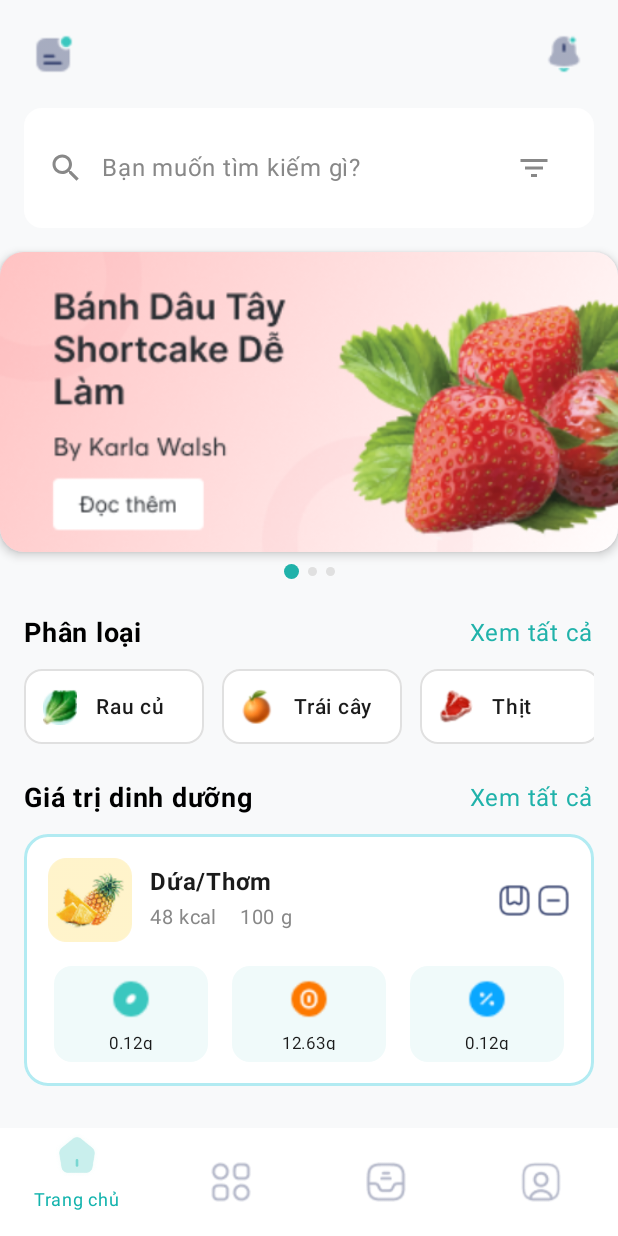
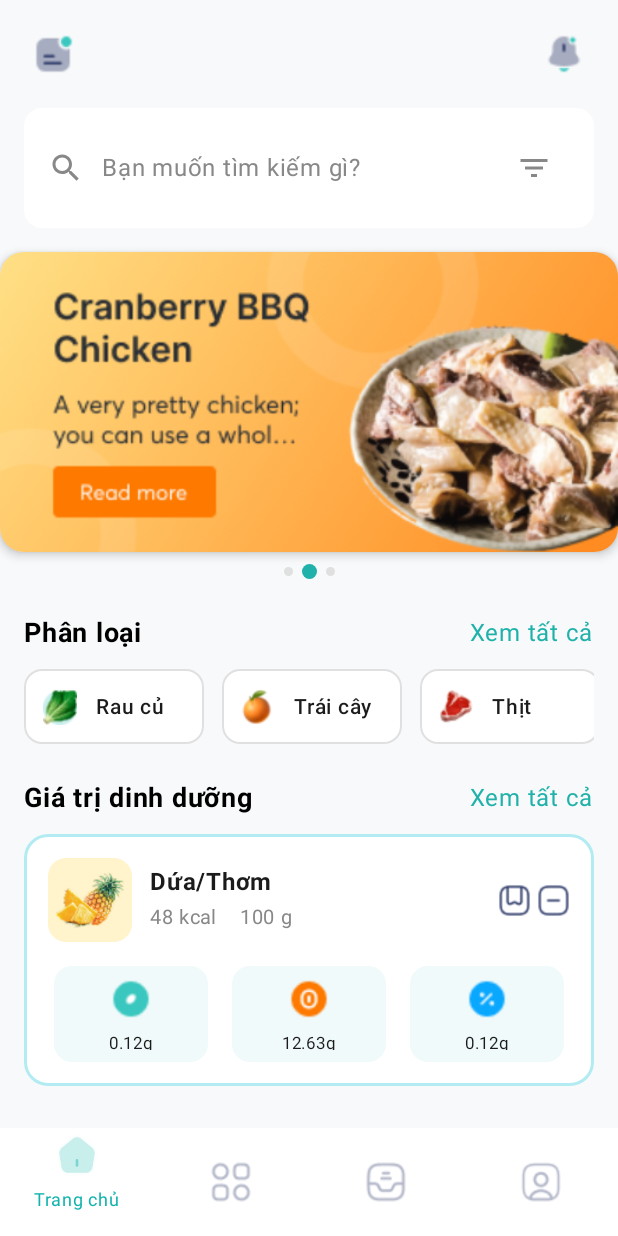
Before and after one commit to NguyenHoangLe0701/NutriCook, an Android app built with Jetpack Compose: the HomeScreen screen opened through its navigation route, after a tap on "Filter", on a phone screen of 412 x 824 dp. Run offline under Robolectric (Android 15) with nearby library versions, the phone set to English and light mode, and no system bars; our stand-ins replace Dagger/Hilt's generated code; 3 other taps on this screen came first.

Commit message:
Update code tăng trải nghiệm UX của người dùng

```diff
--- a/app/src/main/java/com/example/nutricook/ui/theme/components/screens/home/HomeScreen.kt
+++ b/app/src/main/java/com/example/nutricook/ui/theme/components/screens/home/HomeScreen.kt
@@ -24,6 +24,10 @@ import androidx.compose.ui.unit.sp
 import androidx.navigation.NavController
 import com.example.nutricook.R
 import androidx.compose.foundation.BorderStroke
+import androidx.compose.foundation.pager.HorizontalPager
+import androidx.compose.foundation.pager.rememberPagerState
+import androidx.compose.runtime.LaunchedEffect
+import kotlinx.coroutines.delay
 
 data class Category(val name: String, val icon: Int)
 data class NutritionItem(val name: String, val calories: String, val weight: String, val icon: Int)
@@ -101,6 +105,14 @@ fun HomeScreen(navController: NavController) {
                 .clickable { navController.navigate("recipe_discovery") },
             horizontalAlignment = Alignment.CenterHorizontally
         ) {
+            // HorizontalPager cho carousel
+            val pagerState = rememberPagerState(pageCount = { 3 }) // 3 slides
+            HorizontalPager(
+                state = pagerState,
+                modifier = Modifier
+                    .fillMaxWidth()
+                    .height(200.dp)
+            ) { page ->
                 Card(
                     modifier = Modifier
                         .fillMaxWidth()
@@ -109,7 +121,12 @@ fun HomeScreen(navController: NavController) {
                     elevation = CardDefaults.cardElevation(defaultElevation = 4.dp)
                 ) {
                     Image(
-                    painter = painterResource(id = R.drawable.banner_strawberry),
+                        painter = when (page) {
+                            0 -> painterResource(id = R.drawable.banner_strawberry) // Slide 1
+                            1 -> painterResource(id = R.drawable.banner_chicken)     // Slide 2
+                            2 -> painterResource(id = R.drawable.banner_fish)    // Slide 3
+                            else -> painterResource(id = R.drawable.banner_strawberry) // Default
+                        },
                         contentDescription = "Recipe Banner",
                         modifier = Modifier
                             .fillMaxWidth()
@@ -117,9 +134,19 @@ fun HomeScreen(navController: NavController) {
                         contentScale = ContentScale.Crop
                     )
                 }
+            }
+
+            // Hiệu ứng tự động trượt (tùy chọn)
+            LaunchedEffect(Unit) {
+                while (true) {
+                    delay(3000) // 3 giây mỗi slide
+                    pagerState.animateScrollToPage((pagerState.currentPage + 1) % 3) // Chuyển tiếp
+                }
+            }
 
             Spacer(modifier = Modifier.height(8.dp))
 
+            // Indicator động dựa trên trang hiện tại
             Row(
                 horizontalArrangement = Arrangement.Center,
                 verticalAlignment = Alignment.CenterVertically
@@ -127,9 +154,11 @@ fun HomeScreen(navController: NavController) {
                 repeat(3) { index ->
                     Box(
                         modifier = Modifier
-                            .size(if (index == 0) 10.dp else 6.dp)
+                            .size(if (index == pagerState.currentPage) 10.dp else 6.dp)
                             .clip(CircleShape)
-                            .background(if (index == 0) Color(0xFF20B2AA) else Color(0xFFE0E0E0))
+                            .background(
+                                if (index == pagerState.currentPage) Color(0xFF20B2AA) else Color(0xFFE0E0E0)
+                            )
                     )
                     if (index < 2) Spacer(modifier = Modifier.width(6.dp))
                 }
@@ -210,7 +239,6 @@ fun HomeScreen(navController: NavController) {
                 "Xem tất cả",
                 color = Color(0xFF20B2AA),
                 modifier = Modifier.clickable {
-                // Navigate đến màn hình NutritionDetailScreen
                     navController.navigate("nutrition_detail")
                 }
             )
--- a/app/src/main/java/com/example/nutricook/ui/theme/components/screens/home/NutritionDetailScreen.kt
+++ b/app/src/main/java/com/example/nutricook/ui/theme/components/screens/home/NutritionDetailScreen.kt
@@ -35,7 +35,7 @@ fun NutritionDetailScreen(
         ) {
             IconButton(onClick = onBackClick) {
                 Icon(
-                    painter = painterResource(id = R.drawable.ic_back), // bạn tự thêm icon mũi tên vào drawable
+                    painter = painterResource(id = R.drawable.ic_back),
                     contentDescription = "Back",
                     tint = Color(0xFF1B1B1B)
                 )
```
Also changed, not shown: app/src/main/res/drawable/banner_chicken.png (added), app/src/main/res/drawable/banner_fish.png (added). Lines whose indentation alone changed are shown as unchanged.
